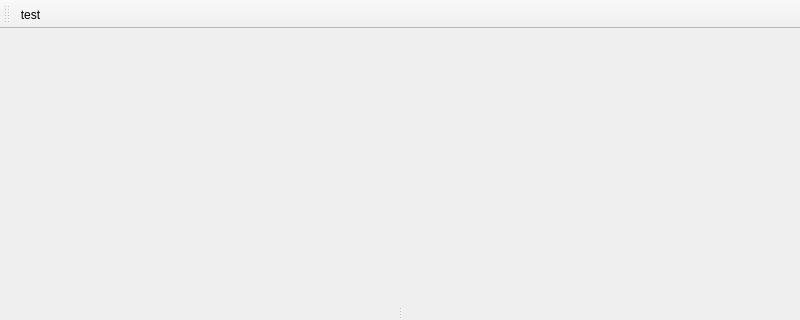
This is src/ui/graphics.ui in I-Grebot/soft_imcc as Qt 5 draws it before an edit; both pictures show x 0 to 800 and y 0 to 320 of the 800 by 600 pixel window. The edited form follows.
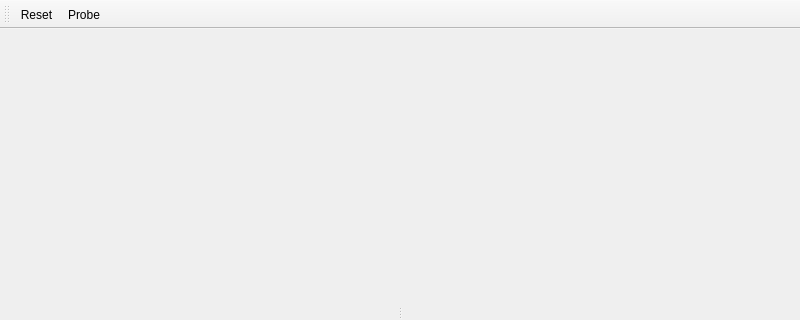
This is the edited form.

Diff of the .ui file:
```diff
--- a/src/ui/graphics.ui
+++ b/src/ui/graphics.ui
@@ -32,6 +32,9 @@
     </property>
     <item>
      <widget class="QSplitter" name="splitter">
+      <property name="orientation">
+       <enum>Qt::Horizontal</enum>
+      </property>
       <widget class="QWidget" name="widget_graphics" native="true"/>
       <widget class="QWidget" name="widget_parameters" native="true"/>
      </widget>
@@ -48,11 +51,20 @@
    <attribute name="toolBarBreak">
     <bool>false</bool>
    </attribute>
-   <addaction name="actionTest"/>
+   <addaction name="actionReset"/>
+   <addaction name="actionProbe"/>
   </widget>
-  <action name="actionTest">
+  <action name="actionProbe">
+   <property name="checkable">
+    <bool>true</bool>
+   </property>
    <property name="text">
-    <string>test</string>
+    <string>Probe</string>
+   </property>
+  </action>
+  <action name="actionReset">
+   <property name="text">
+    <string>Reset</string>
    </property>
   </action>
  </widget>
```
